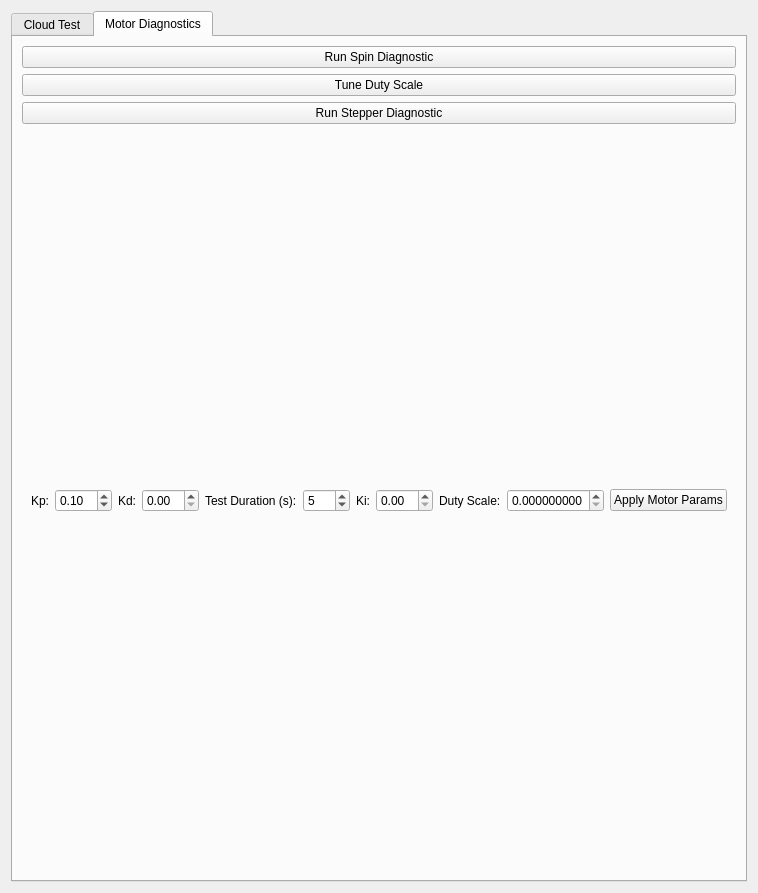
Above: frontend/cloudTest.ui from YCP-Rev-Metrix/BallSpinner-Controller-v2 before the change. Below: the same form after it.
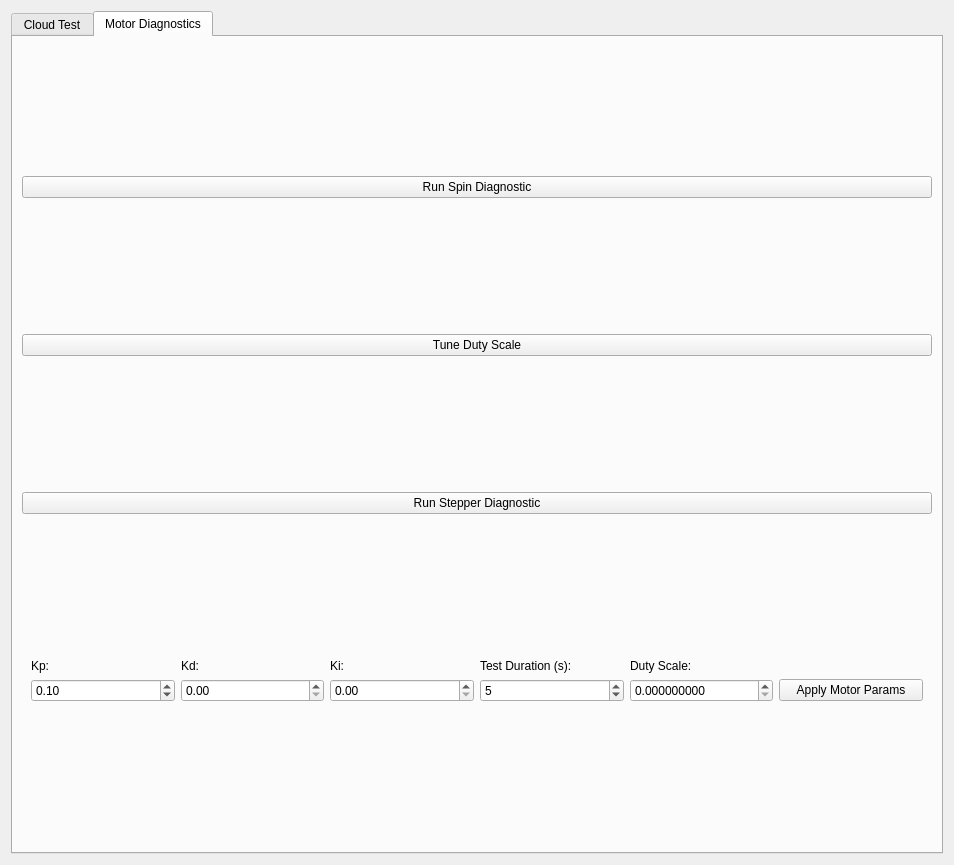
That is the form after the change. The open tabs and pages were chosen to show the change.

Commit message: Added kick for motor start

```diff
--- a/frontend/cloudTest.ui
+++ b/frontend/cloudTest.ui
@@ -6,8 +6,8 @@
    <rect>
     <x>0</x>
     <y>0</y>
-    <width>757</width>
-    <height>893</height>
+    <width>954</width>
+    <height>865</height>
    </rect>
   </property>
   <property name="windowTitle">
@@ -251,61 +251,116 @@
        </item>
        <item>
         <widget class="QWidget" name="widgetMotorParams" native="true">
-         <layout class="QHBoxLayout" name="horizontalLayoutMotorParams">
-          <item>
+         <property name="sizePolicy">
+          <sizepolicy hsizetype="Minimum" vsizetype="Maximum">
+           <horstretch>0</horstretch>
+           <verstretch>0</verstretch>
+          </sizepolicy>
+         </property>
+         <layout class="QGridLayout" name="gridLayout_3">
+          <item row="1" column="6">
+           <widget class="QPushButton" name="btnApplyMotorParams">
+            <property name="text">
+             <string>Apply Motor Params</string>
+            </property>
+           </widget>
+          </item>
+          <item row="1" column="5">
+           <widget class="QDoubleSpinBox" name="spnDutyScale">
+            <property name="decimals">
+             <number>9</number>
+            </property>
+            <property name="minimum">
+             <double>0.000000000000000</double>
+            </property>
+            <property name="maximum">
+             <double>1.000000000000000</double>
+            </property>
+            <property name="singleStep">
+             <double>0.000010000000000</double>
+            </property>
+            <property name="value">
+             <double>0.000000000000000</double>
+            </property>
+           </widget>
+          </item>
+          <item row="0" column="0">
            <widget class="QLabel" name="lblKp">
             <property name="text">
              <string>Kp:</string>
             </property>
            </widget>
           </item>
-          <item>
+          <item row="1" column="1">
+           <widget class="QDoubleSpinBox" name="spnKd">
+            <property name="minimum">
+             <double>0.000000000000000</double>
+            </property>
+            <property name="maximum">
+             <double>10.000000000000000</double>
+            </property>
+            <property name="singleStep">
+             <double>0.010000000000000</double>
+            </property>
+            <property name="value">
+             <double>0.000000000000000</double>
+            </property>
+           </widget>
+          </item>
+          <item row="1" column="0">
            <widget class="QDoubleSpinBox" name="spnKp">
             <property name="minimum">
-             <double>0.0</double>
+             <double>0.000000000000000</double>
             </property>
             <property name="maximum">
-             <double>10.0</double>
+             <double>10.000000000000000</double>
             </property>
             <property name="singleStep">
              <double>0.01</double>
             </property>
             <property name="value">
-             <double>0.1</double>
+             <double>0.100000000000000</double>
             </property>
            </widget>
           </item>
-          <item>
+          <item row="0" column="5">
+           <widget class="QLabel" name="lblDutyScale">
+            <property name="text">
+             <string>Duty Scale:</string>
+            </property>
+           </widget>
+          </item>
+          <item row="0" column="1">
            <widget class="QLabel" name="lblKd">
             <property name="text">
              <string>Kd:</string>
             </property>
            </widget>
           </item>
-          <item>
-           <widget class="QDoubleSpinBox" name="spnKd">
-            <property name="minimum">
-             <double>0.0</double>
-            </property>
-            <property name="maximum">
-             <double>10.0</double>
-            </property>
-            <property name="singleStep">
-             <double>0.01</double>
-            </property>
-            <property name="value">
-             <double>0.0</double>
-            </property>
-           </widget>
-          </item>
-          <item>
+          <item row="0" column="4">
            <widget class="QLabel" name="lblTestDuration">
             <property name="text">
              <string>Test Duration (s):</string>
             </property>
            </widget>
           </item>
-          <item>
+          <item row="1" column="2">
+           <widget class="QDoubleSpinBox" name="spnKi">
+            <property name="minimum">
+             <double>0.000000000000000</double>
+            </property>
+            <property name="maximum">
+             <double>10.000000000000000</double>
+            </property>
+            <property name="singleStep">
+             <double>0.010000000000000</double>
+            </property>
+            <property name="value">
+             <double>0.000000000000000</double>
+            </property>
+           </widget>
+          </item>
+          <item row="1" column="4">
            <widget class="QSpinBox" name="spnTestDuration">
             <property name="minimum">
              <number>1</number>
@@ -318,62 +373,13 @@
             </property>
            </widget>
           </item>
-          <item>
+          <item row="0" column="2">
            <widget class="QLabel" name="lblKi">
             <property name="text">
              <string>Ki:</string>
             </property>
            </widget>
           </item>
-          <item>
-           <widget class="QDoubleSpinBox" name="spnKi">
-            <property name="minimum">
-             <double>0.0</double>
-            </property>
-            <property name="maximum">
-             <double>10.0</double>
-            </property>
-            <property name="singleStep">
-             <double>0.01</double>
-            </property>
-            <property name="value">
-             <double>0.0</double>
-            </property>
-           </widget>
-          </item>
-          <item>
-           <widget class="QLabel" name="lblDutyScale">
-            <property name="text">
-             <string>Duty Scale:</string>
-            </property>
-           </widget>
-          </item>
-          <item>
-           <widget class="QDoubleSpinBox" name="spnDutyScale">
-            <property name="minimum">
-             <double>0.0</double>
-            </property>
-            <property name="maximum">
-             <double>1.0</double>
-            </property>
-            <property name="singleStep">
-             <double>0.00001</double>
-            </property>
-            <property name="value">
-             <double>0.000043333333</double>
-            </property>
-            <property name="decimals">
-             <number>9</number>
-            </property>
-           </widget>
-          </item>
-          <item>
-           <widget class="QPushButton" name="btnApplyMotorParams">
-            <property name="text">
-             <string>Apply Motor Params</string>
-            </property>
-           </widget>
-          </item>
          </layout>
         </widget>
        </item>
```
Left out of the diff: 4 changed lines with no effect on the pictures. The commit also changes 1 other file.
